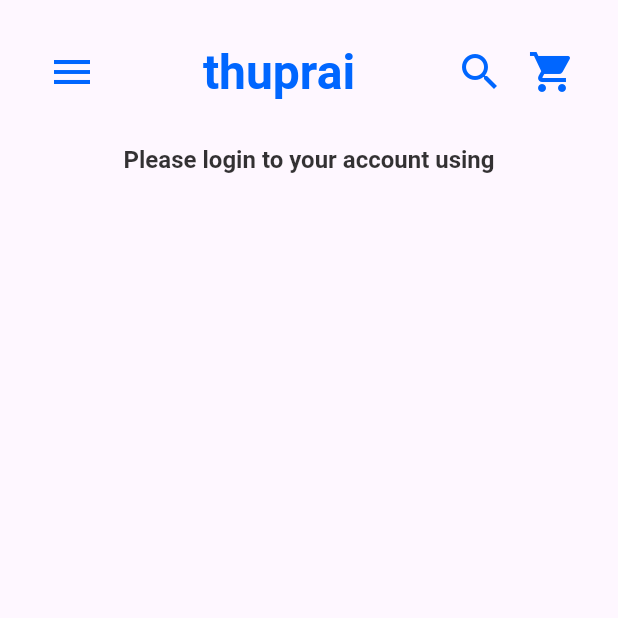
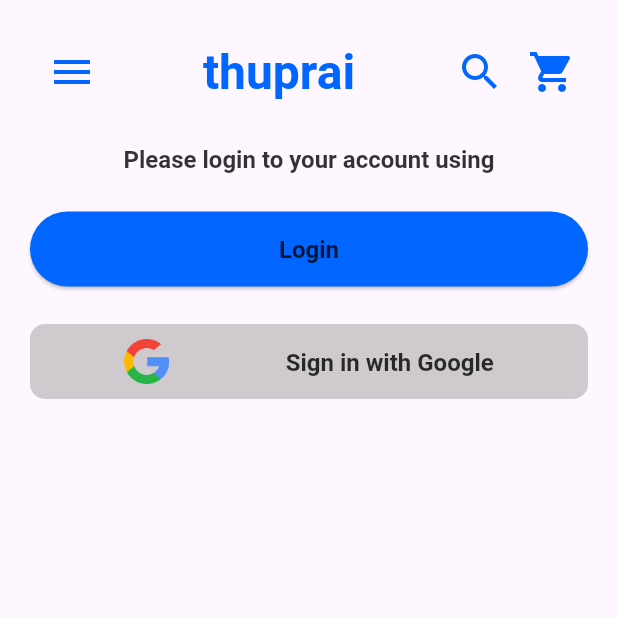
Before and after one commit to Ghost-W0LF/thuprai_stacked, a Flutter app: the screen it shows after launch, on a phone screen of 412 x 824 dp, the top half of it. Run offline on Flutter 3.47's test engine with Material 3 defaults, Android fonts, the phone set to English and light mode, and no system bars; our stand-ins replace device_preview, flutter_screenutil, stacked, stacked_services, stacked_shared.

Commit message:
feat: add custome widgets

```diff
--- a/lib/base/theme/custome_theme/ktext_theme.dart
+++ b/lib/base/theme/custome_theme/ktext_theme.dart
@@ -14,6 +14,12 @@
     titleLarge: const TextStyle().copyWith(
         fontSize: 16.0,
         fontWeight: FontWeight.w600,
+        color: Colors.black.withOpacity(0.8)),
+    //button
+
+    labelLarge: const TextStyle().copyWith(
+        fontSize: 12.0,
+        fontWeight: FontWeight.normal,
         color: Colors.black.withOpacity(0.8)),
 
     // headlineMedium: const TextStyle().copyWith(
@@ -49,6 +55,11 @@
     titleLarge: const TextStyle().copyWith(
         fontSize: 16.0, fontWeight: FontWeight.w600, color: Colors.white),
 
+    //button
+
+    labelLarge: const TextStyle().copyWith(
+        fontSize: 12.0, fontWeight: FontWeight.normal, color: Colors.white),
+
     // headlineMedium: const TextStyle().copyWith(
     //     fontSize: 24.0, fontWeight: FontWeight.w600, color: Colors.white),
     // headlineSmall: const TextStyle().copyWith(
--- a/lib/base/theme/ktheme.dart
+++ b/lib/base/theme/ktheme.dart
@@ -10,6 +10,7 @@
     primaryColor: kcPrimaryColor,
     brightness: Brightness.light,
     textTheme: KTextTheme.lightTextTheme,
+
   );
   static ThemeData darkTheme = ThemeData(
     useMaterial3: true,
@@ -17,5 +18,6 @@
     primaryColor: kcPrimaryColor,
     brightness: Brightness.dark,
     textTheme: KTextTheme.darkTextTheme,
+
   );
 }
--- /dev/null
+++ b/lib/ui/common/app_image.dart
@@ -0,0 +1,5 @@
+class AppImage {
+  static const String google = 'assets/google.png';
+  static const String apple = 'assets/apple-logo.png';
+  static const String facebook = 'assets/facebook.png';
+}
--- a/lib/ui/common/app_strings.dart
+++ b/lib/ui/common/app_strings.dart
@@ -5,6 +5,7 @@
 class KText {
   //
   static const String email = 'email';
+  static const String login = 'Login';
   static const String password = 'password';
   // ignore: constant_identifier_names
   static const String Continue = 'Continue';
--- a/lib/ui/views/uikit/uikit_view.dart
+++ b/lib/ui/views/uikit/uikit_view.dart
@@ -1,7 +1,11 @@
 import 'package:flutter/material.dart';
 import 'package:stacked/stacked.dart';
+import 'package:thuprai_stacked/ui/common/app_image.dart';
 import 'package:thuprai_stacked/ui/common/app_strings.dart';
+import 'package:thuprai_stacked/ui/common/ui_helpers.dart';
 import 'package:thuprai_stacked/widgets/primary_appbar.dart';
+import 'package:thuprai_stacked/widgets/primary_button.dart';
+import 'package:thuprai_stacked/widgets/secondary_button.dart';
 
 import 'uikit_viewmodel.dart';
 
@@ -25,7 +29,16 @@
               Text(
                 KText.loginTitle,
                 style: Theme.of(context).textTheme.titleLarge,
-              )
+              ),
+              verticalSpaceMedium,
+              PrimaryButton(
+                onPressed: () {},
+                text: KText.login,
+              ),
+              verticalSpaceMedium,
+              SecondaryButton(
+                  imageUrl: AppImage.google,
+                  text: KText.signinGoogle)
             ],
           ),
         ));
--- /dev/null
+++ b/lib/widgets/primary_button.dart
@@ -0,0 +1,38 @@
+import 'package:flutter/material.dart';
+import 'package:thuprai_stacked/ui/common/app_colors.dart';
+
+class PrimaryButton extends StatelessWidget {
+
+  const PrimaryButton({
+    super.key,
+    this.text,
+    this.onPressed,
+    this.primaryColor = kcPrimaryColor,
+    this.width = 20,
+    this.height = 50,
+  });
+  final String? text;
+  final VoidCallback? onPressed;
+  final Color primaryColor;
+  final double height;
+  final double width;
+
+  @override
+  Widget build(BuildContext context) {
+    return ElevatedButton(
+      style: ButtonStyle(
+        minimumSize: WidgetStateProperty.all(
+          Size(MediaQuery.of(context).size.width * 0.8, 50),
+        ),
+        backgroundColor: WidgetStateProperty.all(primaryColor),
+      ),
+      onPressed: onPressed,
+      child: Center(
+        child: Text(
+          text.toString(),
+          style: Theme.of(context).textTheme.titleLarge,
+        ),
+      ),
+    );
+  }
+}
--- /dev/null
+++ b/lib/widgets/secondary_button.dart
@@ -0,0 +1,40 @@
+import 'package:flutter/material.dart';
+import 'package:flutter_screenutil/flutter_screenutil.dart';
+
+///create a button with icon and text
+///
+class SecondaryButton extends StatelessWidget {
+  const SecondaryButton(
+      {super.key, this.onPressed, required this.imageUrl, required this.text});
+  final String text;
+  final String imageUrl;
+  final VoidCallback? onPressed;
+
+  @override
+  Widget build(BuildContext context) {
+    return ElevatedButton(
+        style: ButtonStyle(
+          shape: WidgetStateProperty.all(
+            RoundedRectangleBorder(
+              borderRadius: BorderRadius.circular(10.0),
+            ),
+          ),
+          minimumSize: WidgetStateProperty.all(
+            Size(MediaQuery.of(context).size.width * 0.5.r, 50),
+          ),
+          backgroundColor:
+              WidgetStateProperty.all(Colors.grey.withOpacity(0.5)),
+        ),
+        onPressed: onPressed,
+        child: Row(mainAxisAlignment: MainAxisAlignment.spaceAround, children: [
+          SizedBox(
+            height: 30,
+            child: Image.asset(imageUrl),
+          ),
+          Text(
+            text,
+            style: Theme.of(context).textTheme.titleLarge,
+          ),
+        ]));
+  }
+}
--- a/pubspec.yaml
+++ b/pubspec.yaml
@@ -24,3 +24,5 @@
 
 flutter:
   uses-material-design: true
+  assets:
+    - assets/
```
Also changed, not shown: assets/apple-logo.png (added), assets/facebook.png (added), assets/google.png (added).
